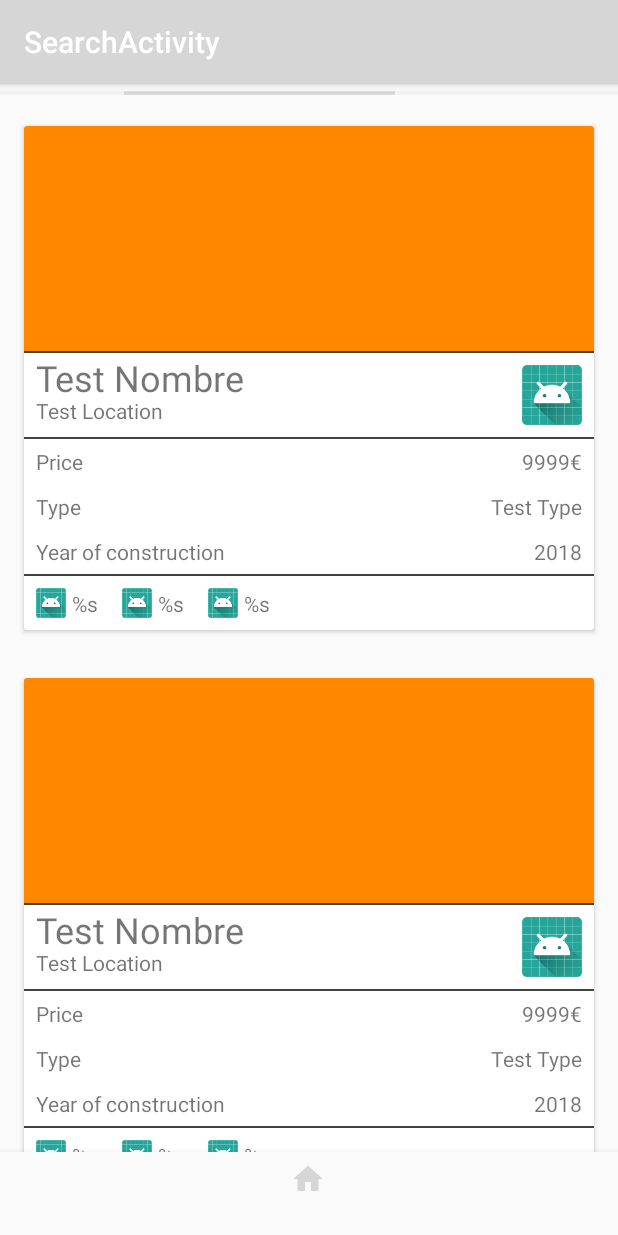
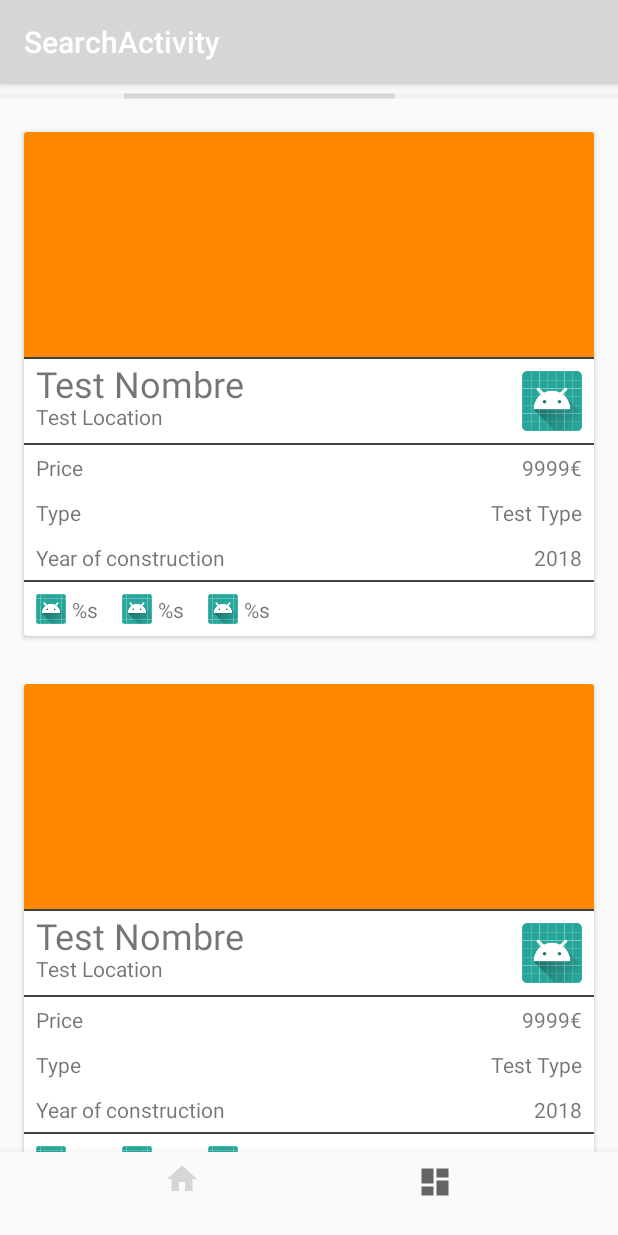
Before and after one commit to Uplace/android, an Android app: the ListSearchFragment screen opened directly, with no data from a screen before it, on a phone screen of 412 x 824 dp. Run offline under Robolectric (Android 15) with nearby library versions, the phone set to English and light mode, and no system bars.

Commit message:
Created MapSearchFragment #5 Added the transaction in SearchActivity

```diff
--- a/app/src/main/java/es/uplace/uplace/SearchActivity.java
+++ b/app/src/main/java/es/uplace/uplace/SearchActivity.java
@@ -1,6 +1,5 @@
 package es.uplace.uplace;
 
-import android.net.Uri;
 import android.support.v4.app.Fragment;
 import android.os.Bundle;
 import android.support.annotation.NonNull;
@@ -11,12 +10,15 @@ import android.support.v7.app.AppCompatActivity;
 import android.view.MenuItem;
 
 import es.uplace.uplace.fragments.ListSearchFragment;
+import es.uplace.uplace.fragments.MapSearchFragment;
 
 public class SearchActivity extends AppCompatActivity {
 
     BottomNavigationView navigation;
     FragmentManager fragmentManager;
-    Fragment listFragment;
+    Fragment listFragment, mapFragment;
+
+    FragmentTransaction fragmentTransaction;
 
     @Override
     protected void onCreate(Bundle savedInstanceState) {
@@ -28,16 +30,23 @@ public class SearchActivity extends AppCompatActivity {
 
         // define your fragments here
         listFragment = new ListSearchFragment();
+        mapFragment = new MapSearchFragment();
+
+        fragmentTransaction = fragmentManager.beginTransaction();
+        fragmentTransaction.replace(R.id.searchFrame, listFragment).commit();
 
         // handle navigation selection
         navigation.setOnNavigationItemSelectedListener(
                 new BottomNavigationView.OnNavigationItemSelectedListener() {
                     @Override
                     public boolean onNavigationItemSelected(@NonNull MenuItem item) {
+                        fragmentTransaction = fragmentManager.beginTransaction();
                         switch (item.getItemId()) {
                             case R.id.nav_list:
-                                FragmentTransaction fragmentTransaction = fragmentManager.beginTransaction();
-                                fragmentTransaction.replace(R.id.searchFragment, listFragment).commit();
+                                fragmentTransaction.replace(R.id.searchFrame, listFragment).commit();
+                                return true;
+                            case R.id.nav_map:
+                                fragmentTransaction.replace(R.id.searchFrame, mapFragment).commit();
                                 return true;
                         }
                         return true;
--- a/app/src/main/java/es/uplace/uplace/fragments/ListSearchFragment.java
+++ b/app/src/main/java/es/uplace/uplace/fragments/ListSearchFragment.java
@@ -1,52 +1,35 @@
 package es.uplace.uplace.fragments;
 
 import android.os.Bundle;
-import android.support.annotation.Nullable;
 import android.support.v4.app.Fragment;
 import android.support.v7.widget.LinearLayoutManager;
 import android.support.v7.widget.RecyclerView;
 import android.view.LayoutInflater;
 import android.view.View;
 import android.view.ViewGroup;
-import android.widget.ArrayAdapter;
-
-import java.util.ArrayList;
 
 import es.uplace.uplace.R;
 import es.uplace.uplace.adapters.ListSearchAdapter;
 
 public class ListSearchFragment extends Fragment {
 
-    //    Test List
-    ArrayList<String> strings = new ArrayList<>();
-
     RecyclerView recyclerProperty;
-    //    ArrayAdapter<String> adapter;
     ListSearchAdapter listSearchAdapter = new ListSearchAdapter();
 
+    public ListSearchFragment() {
+        // Required empty public constructor
+    }
 
     @Override
     public View onCreateView(LayoutInflater inflater, ViewGroup container,
                              Bundle savedInstanceState) {
+        View v = inflater.inflate(R.layout.fragment_list, container, false);
 
-
-        // Inflate the layout for this fragment
-        return inflater.inflate(R.layout.fragment_list, container, false);
-    }
-
-    @Override
-    public void onActivityCreated(@Nullable Bundle savedInstanceState) {
-        super.onActivityCreated(savedInstanceState);
-
-        strings.add("Casa");
-        strings.add("Piso");
-        strings.add("Oficina");
-        strings.add("Terreno");
-
-        recyclerProperty = getView().findViewById(R.id.recyclerProperty);
-//        adapter = new ArrayAdapter<>(this.getContext(), android.R.layout.simple_list_item_1, strings);
+        recyclerProperty = v.findViewById(R.id.recyclerProperty);
         RecyclerView.LayoutManager layoutManager = new LinearLayoutManager(getContext());
         recyclerProperty.setLayoutManager(layoutManager);
         recyclerProperty.setAdapter(listSearchAdapter);
+
+        return v;
     }
 }
--- a/app/src/main/res/layout/activity_search.xml
+++ b/app/src/main/res/layout/activity_search.xml
@@ -6,6 +6,15 @@
     android:layout_width="match_parent"
     android:layout_height="match_parent"
     tools:context="es.uplace.uplace.SearchActivity">
+
+    <FrameLayout
+        android:id="@+id/searchFrame"
+        android:layout_width="0dp"
+        android:layout_height="0dp"
+        app:layout_constraintBottom_toTopOf="@+id/navigation"
+        app:layout_constraintEnd_toEndOf="parent"
+        app:layout_constraintStart_toStartOf="parent"
+        app:layout_constraintTop_toTopOf="parent" />
 
     <android.support.design.widget.BottomNavigationView
         android:id="@+id/navigation"
@@ -19,14 +28,4 @@
         app:layout_constraintRight_toRightOf="parent"
         app:menu="@menu/navigation" />
 
-    <fragment
-        android:id="@+id/searchFragment"
-        android:name="es.uplace.uplace.fragments.ListSearchFragment"
-        android:layout_width="0dp"
-        android:layout_height="0dp"
-        app:layout_constraintBottom_toTopOf="@+id/navigation"
-        app:layout_constraintEnd_toEndOf="parent"
-        app:layout_constraintStart_toStartOf="parent"
-        app:layout_constraintTop_toTopOf="parent" />
-
 </android.support.constraint.ConstraintLayout>
--- a/app/src/main/res/layout/fragment_list.xml
+++ b/app/src/main/res/layout/fragment_list.xml
@@ -1,15 +1,20 @@
-<android.support.constraint.ConstraintLayout xmlns:android="http://schemas.android.com/apk/res/android"
+<FrameLayout xmlns:android="http://schemas.android.com/apk/res/android"
     xmlns:app="http://schemas.android.com/apk/res-auto"
     xmlns:tools="http://schemas.android.com/tools"
     android:layout_width="match_parent"
     android:layout_height="match_parent"
     tools:context="es.uplace.uplace.fragments.ListSearchFragment">
 
+    <LinearLayout
+        android:layout_width="match_parent"
+        android:layout_height="match_parent"
+        android:orientation="vertical">
+
         <ProgressBar
             android:id="@+id/pgBar"
             style="?android:attr/progressBarStyleHorizontal"
-        android:layout_width="0dp"
-        android:layout_height="12dp"
+            android:layout_width="match_parent"
+            android:layout_height="wrap_content"
             android:indeterminate="true"
             app:layout_constraintEnd_toEndOf="parent"
             app:layout_constraintStart_toStartOf="parent"
@@ -17,10 +22,12 @@
 
         <android.support.v7.widget.RecyclerView
             android:id="@+id/recyclerProperty"
-        android:layout_width="0dp"
-        android:layout_height="0dp"
+            android:layout_width="match_parent"
+            android:layout_height="match_parent"
             app:layout_constraintBottom_toBottomOf="parent"
             app:layout_constraintEnd_toEndOf="parent"
             app:layout_constraintStart_toStartOf="parent"
             app:layout_constraintTop_toBottomOf="@+id/pgBar" />
-</android.support.constraint.ConstraintLayout>
+    </LinearLayout>
+
+</FrameLayout>
--- a/app/src/main/res/menu/navigation.xml
+++ b/app/src/main/res/menu/navigation.xml
@@ -7,9 +7,9 @@
         android:icon="@drawable/ic_home_black_24dp"
         tools:ignore="MenuTitle" />
 
-    <!--<item-->
-    <!--android:id="@+id/nav_map"-->
-    <!--android:icon="@drawable/ic_dashboard_black_24dp"-->
-    <!--tools:ignore="MenuTitle" />-->
+    <item
+        android:id="@+id/nav_map"
+        android:icon="@drawable/ic_dashboard_black_24dp"
+        tools:ignore="MenuTitle" />
 
 </menu>
--- a/app/src/main/res/values/strings.xml
+++ b/app/src/main/res/values/strings.xml
@@ -38,4 +38,6 @@
     <string name="title_list">List</string>
     <string name="title_map">Map</string>
     <string name="title_notifications">Notifications</string>
+
+    <string name="google_map_api_key">AIzaSyAbF82Yfz7IPBt-or_p821Ack9nhX6funU</string>
 </resources>
```
Also changed, not shown: app/src/main/AndroidManifest.xml (+19 -1 lines), app/src/main/java/es/uplace/uplace/fragments/MapSearchFragment.java (added, +74 -0 lines), app/src/main/res/layout/fragment_map.xml (added, +22 -0 lines). Lines whose indentation alone changed are shown as unchanged.
